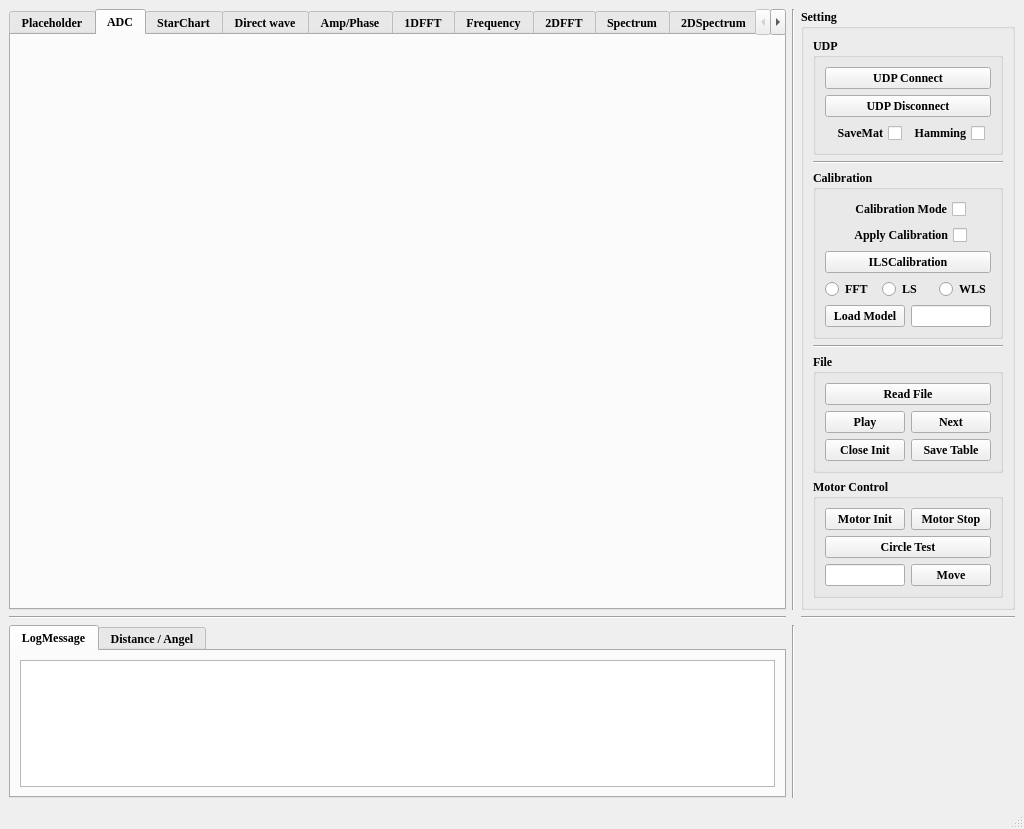
Before: the Qt Designer form Radar_UDP.ui in CruzeOliver/FMCW-Radar-GUI, drawn with Qt 5.
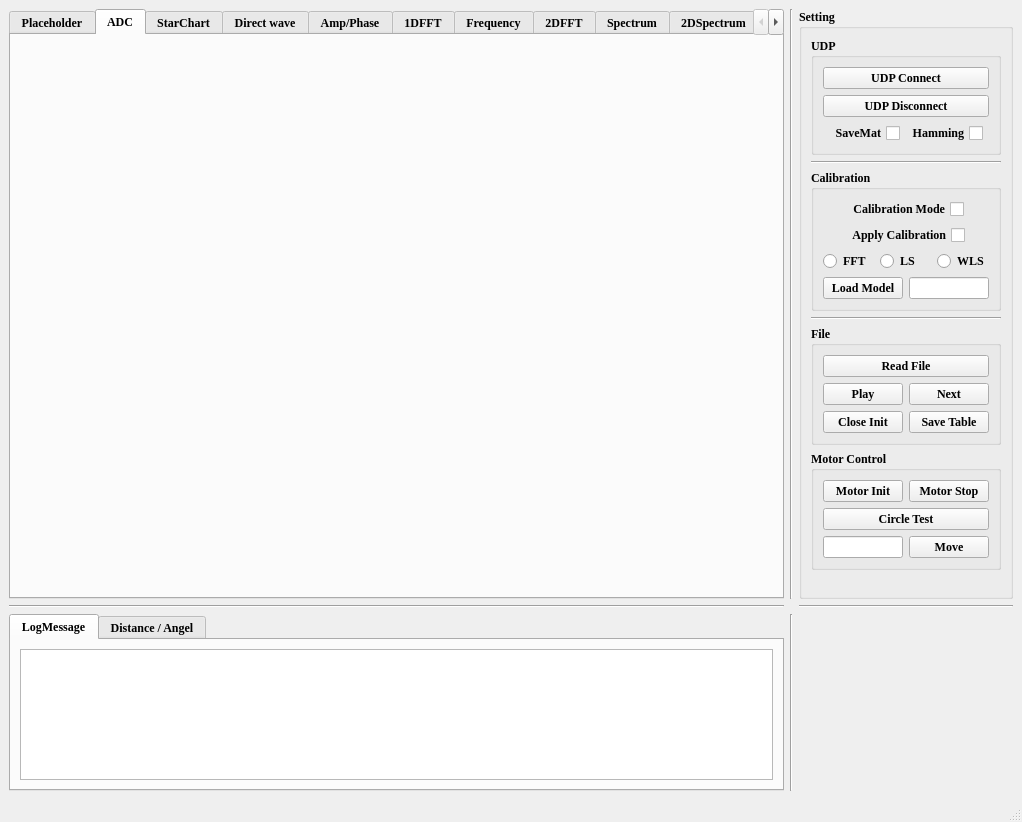
After: the same form once the commit is applied.

Commit message: delete funcion and UI about the ILSCalibration

```diff
--- a/Radar_UDP.ui
+++ b/Radar_UDP.ui
@@ -6,8 +6,8 @@
    <rect>
     <x>0</x>
     <y>0</y>
-    <width>1024</width>
-    <height>829</height>
+    <width>1022</width>
+    <height>822</height>
    </rect>
   </property>
   <property name="windowTitle">
@@ -274,17 +274,6 @@
             </item>
            </layout>
           </item>
-          <item>
-           <layout class="QHBoxLayout" name="horizontalLayout_14">
-            <item>
-             <widget class="QPushButton" name="pushButton">
-              <property name="text">
-               <string>ILSCalibration</string>
-              </property>
-             </widget>
-            </item>
-           </layout>
-          </item>
           <item>
            <layout class="QHBoxLayout" name="horizontalLayout_17">
             <item>
```
Left out of the diff: 58 changed lines with no effect on the pictures. The commit also changes 2 other files.
